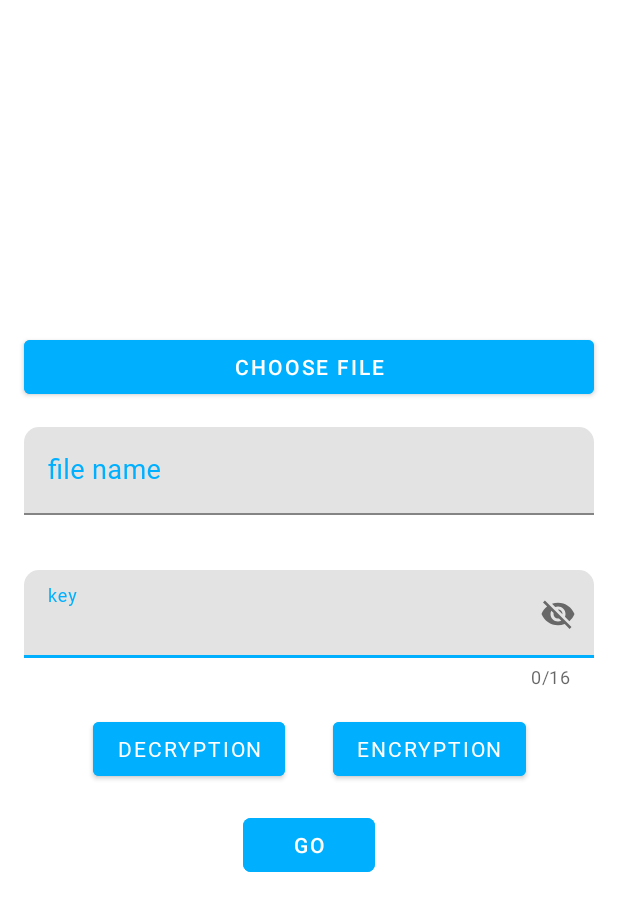
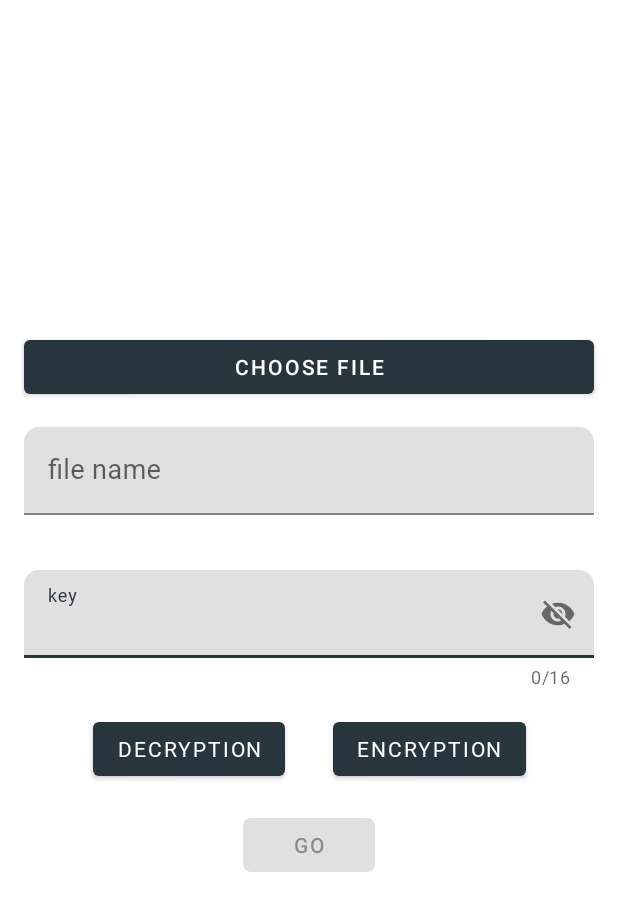
Before and after one commit to Riyaz002/Cipheraz, an Android app: the layout cipher_fragment.xml on its own in the app's theme, with its tools: preview values and no code run, on a phone screen of 412 x 824 dp. Shown: the top 911 px of the screen. Run offline under Robolectric (Android 15) with nearby library versions, the light colour scheme and no system bars; Roboto replaces fonts that are not available here.

Commit message:
changed UI colors

```diff
--- a/app/src/main/AndroidManifest.xml
+++ b/app/src/main/AndroidManifest.xml
@@ -12,7 +12,7 @@
         <activity
             android:name=".SplashScreenActivity"
             android:exported="true"
-            android:theme="@style/Theme.Cipheraz.SplashTheme">
+            android:theme="@style/Theme.Cipheraz.SplashTheme" >
             <intent-filter>
                 <action android:name="android.intent.action.MAIN" />
 
--- a/app/src/main/res/layout/activity_main.xml
+++ b/app/src/main/res/layout/activity_main.xml
@@ -9,10 +9,10 @@
 
     <androidx.appcompat.widget.Toolbar
         android:id="@+id/toolbar"
+        android:background="@color/primaryColor"
+        app:titleTextColor="@color/primaryTextColor"
         android:layout_width="match_parent"
         android:layout_height="?attr/actionBarSize"
-        android:background="@color/blue"
-        app:titleTextColor="@color/white"
         app:layout_constraintEnd_toEndOf="parent"
         app:layout_constraintStart_toStartOf="parent"
         app:layout_constraintTop_toTopOf="parent"
--- a/app/src/main/res/layout/cipher_fragment.xml
+++ b/app/src/main/res/layout/cipher_fragment.xml
@@ -14,14 +14,16 @@
         android:id="@+id/dropdown_algo"
         android:layout_width="match_parent"
         android:layout_height="match_parent"
-        android:background="@color/white"
         tools:context=".cipher.CipherFragment">
 
         <com.google.android.material.textfield.TextInputLayout
             android:id="@+id/txt_key"
-            style="@style/textLayoutStyle2"
+            android:layout_height="wrap_content"
+            android:layout_width="0dp"
             android:enabled="true"
             android:hint="key"
+            android:layout_marginHorizontal="@dimen/spacing_normal"
+            android:layout_marginVertical="@dimen/spacing_small"
             app:boxCornerRadiusTopEnd="10dp"
             app:boxCornerRadiusTopStart="10dp"
             app:counterEnabled="true"
@@ -29,7 +31,6 @@
             app:endIconDrawable="@drawable/ic_baseline_visibility_off_24"
             app:endIconMode="password_toggle"
             app:errorEnabled="true"
-            app:hintTextColor="@color/blue"
             app:layout_constraintBottom_toTopOf="@+id/decryption_Button"
             app:layout_constraintEnd_toEndOf="parent"
             app:layout_constraintStart_toStartOf="parent"
@@ -42,21 +43,22 @@
                 android:baselineAligned="false"
                 android:fontFamily="@font/roboto"
                 android:maxLength="16"
-                android:textColor="@color/black"
                 android:textSize="18sp" />
         </com.google.android.material.textfield.TextInputLayout>
 
         <com.google.android.material.textfield.TextInputLayout
             android:id="@+id/txt_filename"
-            style="@style/textLayoutStyle2"
+            android:layout_height="wrap_content"
+            android:layout_width="0dp"
             android:enabled="true"
+            android:layout_marginHorizontal="@dimen/spacing_normal"
             android:hint="file name"
+            android:layout_marginVertical="@dimen/spacing_small"
             app:boxCornerRadiusTopEnd="10dp"
             app:boxCornerRadiusTopStart="10dp"
             app:endIconDrawable="@drawable/ic_round_clear_24"
             app:endIconMode="clear_text"
             app:errorEnabled="true"
-            app:hintTextColor="@color/blue"
             app:layout_constraintBottom_toTopOf="@+id/txt_key"
             app:layout_constraintEnd_toEndOf="parent"
             app:layout_constraintStart_toStartOf="parent"
@@ -68,7 +70,6 @@
                 android:layout_height="wrap_content"
                 android:baselineAligned="false"
                 android:fontFamily="@font/roboto"
-                android:textColor="@color/black"
                 android:textSize="18sp" />
         </com.google.android.material.textfield.TextInputLayout>
 
@@ -76,12 +77,10 @@
             android:id="@+id/decryption_Button"
             android:layout_width="wrap_content"
             android:layout_height="wrap_content"
-            android:layout_marginHorizontal="16dp"
-            android:layout_marginVertical="8dp"
-            android:backgroundTint="@color/blue"
+            android:layout_marginHorizontal="@dimen/spacing_normal"
+            android:layout_marginVertical="@dimen/spacing_small"
             android:fontFamily="@font/roboto"
             android:text="Decryption"
-            android:textColor="@color/white"
             app:layout_constraintBottom_toTopOf="@+id/btn_go"
             app:layout_constraintEnd_toStartOf="@+id/encryption_Button"
             app:layout_constraintHorizontal_bias="0.5"
@@ -95,10 +94,8 @@
             android:layout_height="wrap_content"
             android:layout_marginHorizontal="16dp"
             android:layout_marginVertical="8dp"
-            android:backgroundTint="@color/blue"
             android:fontFamily="@font/roboto"
             android:text="Encryption"
-            android:textColor="@color/white"
             app:layout_constraintBaseline_toBaselineOf="@+id/decryption_Button"
             app:layout_constraintEnd_toEndOf="parent"
             app:layout_constraintHorizontal_bias="0.5"
@@ -106,16 +103,13 @@
 
         <com.google.android.material.button.MaterialButton
             android:id="@+id/btn_go"
-            style="@style/ShapeAppearanceOverlay.Material3.Button"
             android:layout_width="wrap_content"
             android:layout_height="wrap_content"
             android:layout_marginHorizontal="16dp"
             android:layout_marginTop="8dp"
             android:layout_marginBottom="16dp"
-            android:backgroundTint="@color/blue"
             android:enabled="false"
             android:text="GO"
-            android:textColor="@color/white"
             app:cornerRadius="5dp"
             app:layout_constraintBottom_toBottomOf="parent"
             app:layout_constraintEnd_toEndOf="parent"
@@ -128,9 +122,7 @@
             android:layout_height="wrap_content"
             android:layout_marginHorizontal="16dp"
             android:layout_marginBottom="8dp"
-            android:backgroundTint="@color/blue"
             android:text="Choose File"
-            android:textColor="@color/white"
             app:boxCornerRadiusTopEnd="10dp"
             app:boxCornerRadiusTopStart="10dp"
             app:layout_constraintBottom_toTopOf="@+id/txt_filename"
--- /dev/null
+++ b/app/src/main/res/values-night/colors.xml
@@ -0,0 +1,11 @@
+<!--?xml version="1.0" encoding="UTF-8"?-->
+<resources>
+  <color name="primaryColor">#27353d</color>
+  <color name="primaryLightColor">#505f67</color>
+  <color name="primaryDarkColor">#000f17</color>
+  <color name="secondaryColor">#b2ebf2</color>
+  <color name="secondaryLightColor">#e5ffff</color>
+  <color name="secondaryDarkColor">#81b9bf</color>
+  <color name="primaryTextColor">#ffffff</color>
+  <color name="secondaryTextColor">#000000</color>
+</resources>
--- a/app/src/main/res/values-night/themes.xml
+++ b/app/src/main/res/values-night/themes.xml
@@ -2,13 +2,13 @@
     <!-- Base application theme. -->
     <style name="Theme.Cipheraz" parent="Theme.MaterialComponents.DayNight.NoActionBar">
         <!-- Primary brand color. -->
-        <item name="colorPrimary">@color/blue</item>
-        <item name="colorPrimaryVariant">@color/darkBlue</item>
-        <item name="colorOnPrimary">@color/black</item>
+        <item name="colorPrimary">@color/primaryColor</item>
+        <item name="colorPrimaryVariant">@color/primaryDarkColor</item>
+        <item name="colorOnPrimary">@color/primaryTextColor</item>
         <!-- Secondary brand color. -->
-        <item name="colorSecondary">@color/teal_200</item>
-        <item name="colorSecondaryVariant">@color/teal_200</item>
-        <item name="colorOnSecondary">@color/black</item>
+        <item name="colorSecondary">@color/secondaryColor</item>
+        <item name="colorSecondaryVariant">@color/secondaryDarkColor</item>
+        <item name="colorOnSecondary">@color/secondaryTextColor</item>
         <!-- Status bar color. -->
         <item name="android:statusBarColor" tools:targetApi="l">?attr/colorPrimaryVariant</item>
         <!-- Customize your theme here. -->
--- a/app/src/main/res/values/colors.xml
+++ b/app/src/main/res/values/colors.xml
@@ -1,13 +1,12 @@
 <?xml version="1.0" encoding="utf-8"?>
+<!--?xml version="1.0" encoding="UTF-8"?-->
 <resources>
-    <color name="purple_200">#FFBB86FC</color>
-    <color name="purple_500">#FF6200EE</color>
-    <color name="purple_700">#FF3700B3</color>
-    <color name="teal_200">#FF03DAC5</color>
-    <color name="teal_700">#FF018786</color>
-    <color name="black">#FF000000</color>
-    <color name="white">#FFFFFFFF</color>
-    <color name="blue">#00B0FF</color>
-    <color name="darkBlue">#0375A8</color>
-    <color name="grey">#777777</color>
+<color name="primaryColor">#27353d</color>
+<color name="primaryLightColor">#505f67</color>
+<color name="primaryDarkColor">#000f17</color>
+<color name="secondaryColor">#b2ebf2</color>
+<color name="secondaryLightColor">#e5ffff</color>
+<color name="secondaryDarkColor">#81b9bf</color>
+<color name="primaryTextColor">#ffffff</color>
+<color name="secondaryTextColor">#000000</color>
 </resources>
--- /dev/null
+++ b/app/src/main/res/values/dimens.xml
@@ -0,0 +1,5 @@
+<?xml version="1.0" encoding="utf-8"?>
+<resources>
+    <dimen name="spacing_normal">16dp</dimen>
+    <dimen name="spacing_small">8dp</dimen>
+</resources>
--- a/app/src/main/res/values/themes.xml
+++ b/app/src/main/res/values/themes.xml
@@ -2,13 +2,13 @@
     <!-- Base application theme. -->
     <style name="Theme.Cipheraz" parent="Theme.MaterialComponents.DayNight.NoActionBar">
         <!-- Primary brand color. -->
-        <item name="colorPrimary">@color/blue</item>
-        <item name="colorPrimaryVariant">@color/darkBlue</item>
-        <item name="colorOnPrimary">@color/white</item>
+        <item name="colorPrimary">@color/primaryColor</item>
+        <item name="colorPrimaryVariant">@color/primaryDarkColor</item>
+        <item name="colorOnPrimary">@color/primaryTextColor</item>
         <!-- Secondary brand color. -->
-        <item name="colorSecondary">@color/teal_200</item>
-        <item name="colorSecondaryVariant">@color/teal_700</item>
-        <item name="colorOnSecondary">@color/white</item>
+        <item name="colorSecondary">@color/secondaryColor</item>
+        <item name="colorSecondaryVariant">@color/secondaryDarkColor</item>
+        <item name="colorOnSecondary">@color/secondaryTextColor</item>
         <!-- Status bar color. -->
         <item name="android:statusBarColor" tools:targetApi="l">?attr/colorPrimaryVariant</item>
         <!-- Customize your theme here. -->
```
